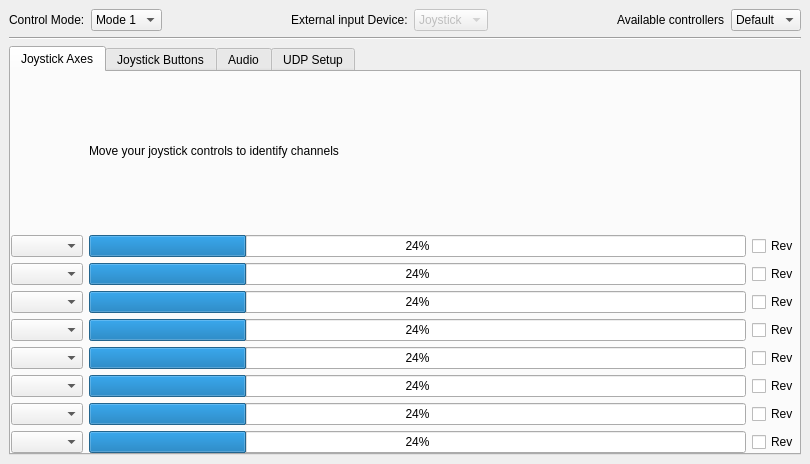
FlyTheThings/raspberrypilot, file ground/openpilotgcs/src/plugins/gcscontrol/gcscontrolgadgetoptionspage.ui: the form before one commit.
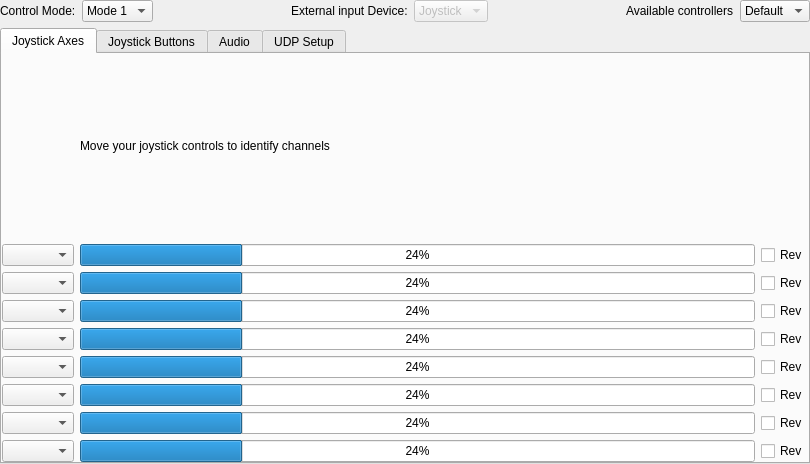
The form after the commit.

Patch:
```diff
--- a/ground/openpilotgcs/src/plugins/gcscontrol/gcscontrolgadgetoptionspage.ui
+++ b/ground/openpilotgcs/src/plugins/gcscontrol/gcscontrolgadgetoptionspage.ui
@@ -50,6 +50,9 @@
        <item>
         <widget class="QWidget" name="widget" native="true">
          <layout class="QVBoxLayout" name="verticalLayout_4">
+          <property name="margin">
+           <number>0</number>
+          </property>
           <item>
            <layout class="QHBoxLayout" name="horizontalLayout">
             <item>
@@ -157,13 +160,6 @@
             </item>
            </layout>
           </item>
-          <item>
-           <widget class="Line" name="line">
-            <property name="orientation">
-             <enum>Qt::Horizontal</enum>
-            </property>
-           </widget>
-          </item>
           <item>
            <widget class="QTabWidget" name="UDPSetup">
             <property name="currentIndex">
```
